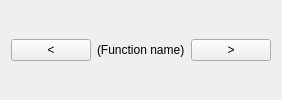
Above: OrbitQt/orbiteventiterator.ui from google/orbit before the change. Below: the same form after it.
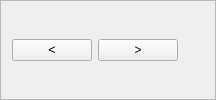
That is the form after the change.

Commit message: Show event count and current index in iterator UI

```diff
--- a/OrbitQt/orbiteventiterator.ui
+++ b/OrbitQt/orbiteventiterator.ui
@@ -1,7 +1,7 @@
 <?xml version="1.0" encoding="UTF-8"?>
 <ui version="4.0">
  <class>OrbitEventIterator</class>
- <widget class="QWidget" name="OrbitEventIterator">
+ <widget class="QFrame" name="OrbitEventIterator">
   <!-- <property name="geometry">
    <rect>
     <x>0</x>
@@ -19,6 +19,12 @@
   <property name="windowTitle">
    <string>Form</string>
   </property>
+  <property name="frameShape">
+   <enum>QFrame::StyledPanel</enum>
+  </property>
+  <property name="frameShadow">
+   <enum>QFrame::Raised</enum>
+  </property>
   <layout class="QGridLayout" name="IteratorLayout">
    <item row="0" column="0">
     <widget class="QPushButton" name="PreviousButton">
@@ -34,13 +40,6 @@
     </widget>
    </item>
    <item row="0" column="1">
-    <widget class="QLabel" name="Label">
-     <property name="text">
-      <string>(Function name)</string>
-     </property>
-    </widget>
-   </item>
-   <item row="0" column="2">
     <widget class="QPushButton" name="NextButton">
      <property name="text">
       <string>&gt;</string>
@@ -53,6 +52,14 @@
      </property>
     </widget>
    </item>
+   <item row="0" column="2">
+    <widget class="QLabel" name="Label">
+    </widget>
+   </item>
+   <item row="0" column="3">
+    <widget class="QLabel" name="CountLabel">
+    </widget>
+   </item>
   </layout>
  </widget>
  <customwidgets>
```
The commit also changes 3 other files.
